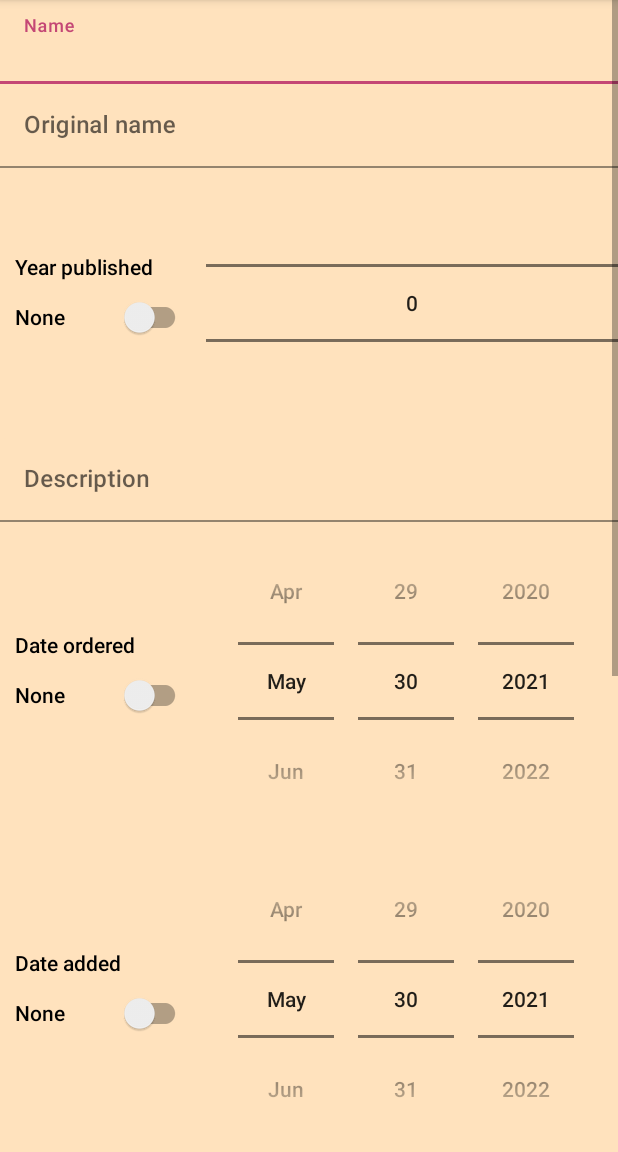
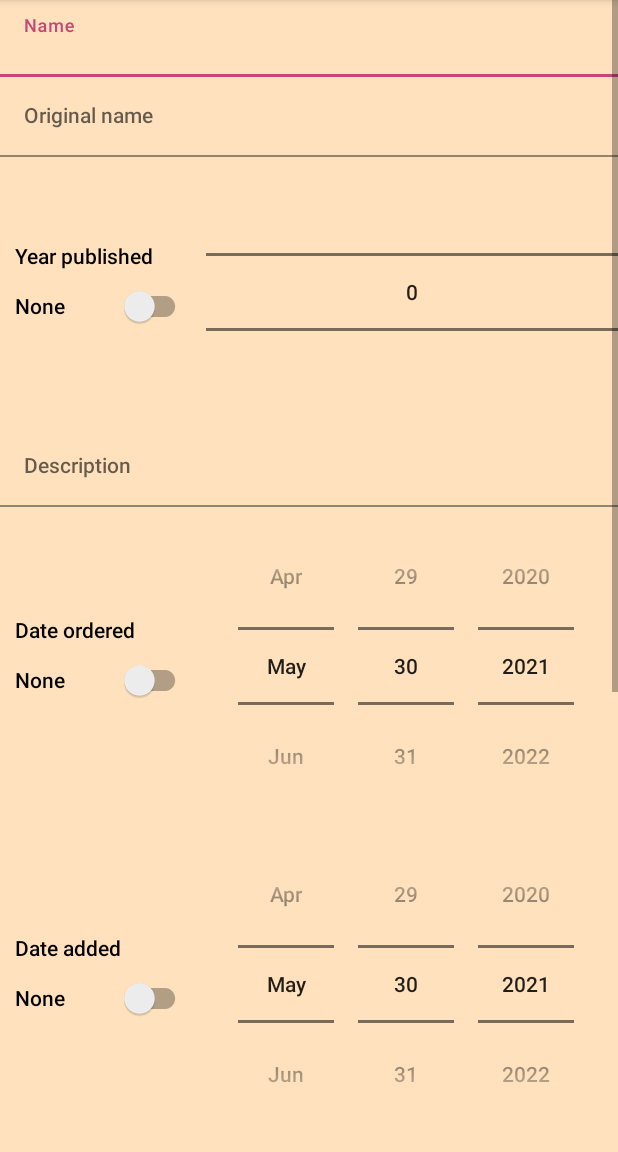
Before and after one commit to adam-handke/BoardGameCollector, an Android app: the EditActivity screen opened directly, with no data from a screen before it, on a phone screen of 412 x 824 dp, the part 84-1236 px from its top. Run offline under Robolectric (Android 15) with nearby library versions, the light colour scheme and no system bars.

Commit message:
add: handling add-all-search-results API overload; alternate names autocomplete; some bug fixes

```diff
--- a/app/src/main/java/com/ubiquitous/boardgamecollector/BoardGame.kt
+++ b/app/src/main/java/com/ubiquitous/boardgamecollector/BoardGame.kt
@@ -27,7 +27,8 @@ class BoardGame(
     var comment: String? = null,
     var thumbnail: Bitmap? = null,
     var locationName: String? = null,
-    var locationComment: String? = null
+    var locationComment: String? = null,
+    var alternateNames: List<String> = listOf() //list of alternate names when adding from BGG
 ) {
     private var pattern = DateTimeFormatter.ofPattern("dd-MM-yyyy")
 
--- a/app/src/main/res/layout/activity_edit.xml
+++ b/app/src/main/res/layout/activity_edit.xml
@@ -19,13 +19,18 @@
             android:layout_width="match_parent"
             android:layout_height="wrap_content"
             android:hint="@string/name"
-            app:boxBackgroundColor="@color/secondary">
+            app:boxBackgroundColor="@color/secondary"
+            app:layout_constraintBottom_toTopOf="@id/editName">
 
-            <com.google.android.material.textfield.TextInputEditText
+            <AutoCompleteTextView
                 android:id="@+id/editName"
                 android:layout_width="match_parent"
                 android:layout_height="wrap_content"
-                android:inputType="textMultiLine" />
+                android:background="@null"
+                android:inputType="textMultiLine"
+                android:padding="16dp"
+                style="@style/Theme.BoardGameCollector"
+                tools:ignore="LabelFor" />
         </com.google.android.material.textfield.TextInputLayout>
 
 
@@ -39,6 +44,7 @@
                 android:id="@+id/editOriginalName"
                 android:layout_width="match_parent"
                 android:layout_height="wrap_content"
+                style="@style/Theme.BoardGameCollector"
                 android:inputType="textMultiLine" />
         </com.google.android.material.textfield.TextInputLayout>
 
@@ -94,6 +100,7 @@
                 android:id="@+id/editDescription"
                 android:layout_width="match_parent"
                 android:layout_height="wrap_content"
+                style="@style/Theme.BoardGameCollector"
                 android:inputType="textMultiLine" />
         </com.google.android.material.textfield.TextInputLayout>
 
@@ -194,6 +201,7 @@
                 android:id="@+id/editPricePurchased"
                 android:layout_width="match_parent"
                 android:layout_height="wrap_content"
+                style="@style/Theme.BoardGameCollector"
                 android:inputType="textMultiLine" />
         </com.google.android.material.textfield.TextInputLayout>
 
@@ -208,6 +216,7 @@
                 android:id="@+id/editRRP"
                 android:layout_width="match_parent"
                 android:layout_height="wrap_content"
+                style="@style/Theme.BoardGameCollector"
                 android:inputType="textMultiLine" />
         </com.google.android.material.textfield.TextInputLayout>
 
@@ -222,6 +231,7 @@
                 android:id="@+id/editBarcode"
                 android:layout_width="match_parent"
                 android:layout_height="wrap_content"
+                style="@style/Theme.BoardGameCollector"
                 android:inputType="textMultiLine" />
         </com.google.android.material.textfield.TextInputLayout>
 
@@ -236,6 +246,7 @@
                 android:id="@+id/editBGGID"
                 android:layout_width="match_parent"
                 android:layout_height="wrap_content"
+                style="@style/Theme.BoardGameCollector"
                 android:inputType="number"
                 android:digits="0123456789"/>
         </com.google.android.material.textfield.TextInputLayout>
@@ -251,6 +262,7 @@
                 android:id="@+id/editMPN"
                 android:layout_width="match_parent"
                 android:layout_height="wrap_content"
+                style="@style/Theme.BoardGameCollector"
                 android:inputType="textMultiLine" />
         </com.google.android.material.textfield.TextInputLayout>
 
@@ -312,6 +324,7 @@
                 android:id="@+id/editComment"
                 android:layout_width="match_parent"
                 android:layout_height="wrap_content"
+                style="@style/Theme.BoardGameCollector"
                 android:inputType="textMultiLine" />
         </com.google.android.material.textfield.TextInputLayout>
 
@@ -358,6 +371,7 @@
                 android:id="@+id/editLocationComment"
                 android:layout_width="match_parent"
                 android:layout_height="wrap_content"
+                style="@style/Theme.BoardGameCollector"
                 android:inputType="textMultiLine" />
         </com.google.android.material.textfield.TextInputLayout>
     </LinearLayout>
--- a/app/src/main/res/values/strings.xml
+++ b/app/src/main/res/values/strings.xml
@@ -52,7 +52,7 @@
     <string name="search_long_loading_warning">Please wait - loading %1$d search results is in progress</string>
     <string name="search_cancelled">Loading search results was cancelled</string>
     <string name="loading_board_game">Loading board game from Board Game Geek</string>
-    <string name="search_add_all_wait">Adding all %1$d search results - it may take a while</string>
+    <string name="search_add_all_wait">Adding all %1$d search results - it may take from a few seconds to tens of minutes</string>
     <string name="search_add_all_empty">No board games to add</string>
     <string name="display_all_please_wait">Please wait - loading %1$d board games</string>
     <string name="loading_cancelled">Loading board games was cancelled</string>
```
Also changed, not shown: app/src/main/java/com/ubiquitous/boardgamecollector/BGGActivity.kt (+6 -4 lines), app/src/main/java/com/ubiquitous/boardgamecollector/BoardGameGeek.kt (+29 -13 lines), app/src/main/java/com/ubiquitous/boardgamecollector/DatabaseHandler.kt (+8 -6 lines), app/src/main/java/com/ubiquitous/boardgamecollector/EditActivity.kt (+32 -15 lines), app/src/main/java/com/ubiquitous/boardgamecollector/MainActivity.kt (+19 -12 lines), 2 other files.
